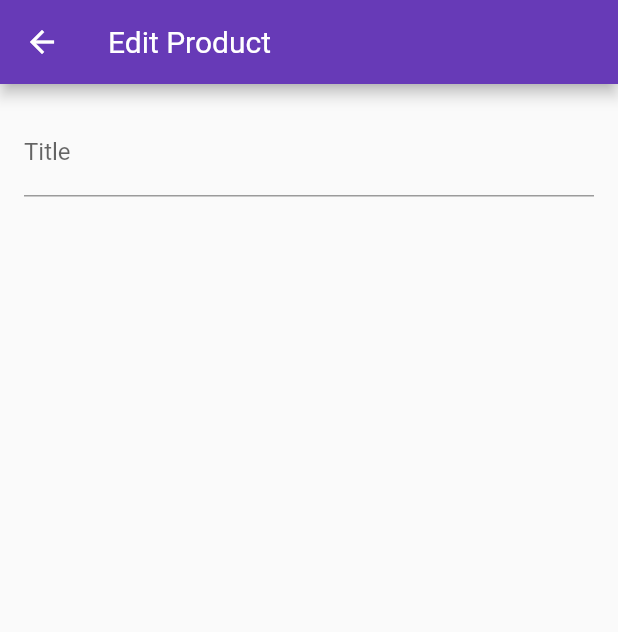
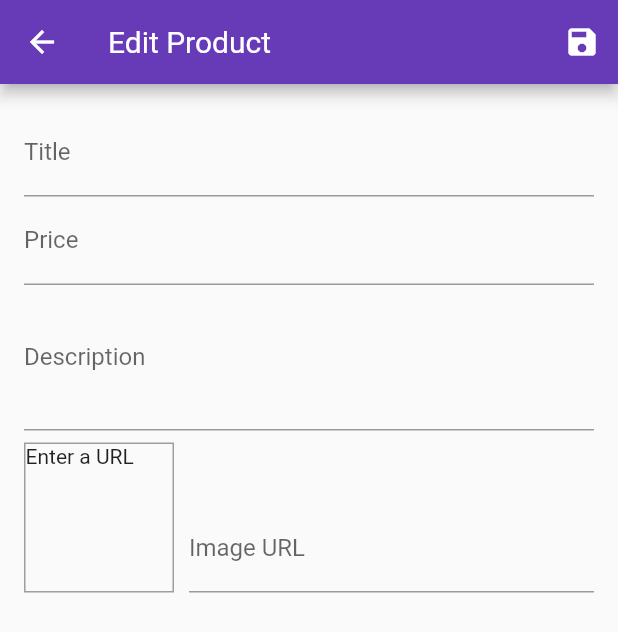
Before and after one commit to viktorvoltz/shop-app, a Flutter app: the EditProductScreen screen opened by its route, on a phone screen of 412 x 824 dp. Shown: the top 632 px of the screen. Run offline on Flutter 3.47's test engine with Material 2 defaults, Android fonts, the phone set to English and light mode, and no system bars; network calls fail.

Commit message:
added the edit-product-screen

```diff
--- a/lib/screens/edit_product_screen.dart
+++ b/lib/screens/edit_product_screen.dart
@@ -1,4 +1,5 @@
 import 'package:flutter/material.dart';
+import '../providers/product.dart';
 
 class EditProductScreen extends StatefulWidget {
   static const routeName = '/edit-product';
@@ -7,15 +8,64 @@ class EditProductScreen extends StatefulWidget {
 }
 
 class _EditProductScreenState extends State<EditProductScreen> {
+  final _priceFocusNode = FocusNode();
+  final _descriptionFocusNode = FocusNode();
+  final _imageUrlController = TextEditingController();
+  final _imageUrlFocusNode = FocusNode();
+  final _form = GlobalKey<FormState>();
+  var _editedProduct =
+      Product(id: null, title: '', price: 0, description: '', imageUrl: '');
+
+  @override
+  void initState() {
+    _imageUrlFocusNode.addListener(_updateImageUrl);
+    super.initState();
+  }
+
+  @override
+  void dispose() {
+    _imageUrlFocusNode.removeListener(_updateImageUrl);
+    _priceFocusNode.dispose();
+    _descriptionFocusNode.dispose();
+    _imageUrlController.dispose();
+    _imageUrlFocusNode.dispose();
+    super.dispose();
+  }
+
+  void _updateImageUrl() {
+    if (!_imageUrlFocusNode.hasFocus) {
+      setState(() {});
+    }
+  }
+
+  void _saveForm() {
+    _form.currentState.save();
+    setState(() {});
+    print(_editedProduct.title);
+    print(_editedProduct.price);
+    print(_editedProduct.description);
+    print(_editedProduct.imageUrl);
+
+  }
+
+
   @override
   Widget build(BuildContext context) {
     return Scaffold(
       appBar: AppBar(
         title: Text('Edit Product'),
+        actions: <Widget>[
+          IconButton(
+            icon: Icon(Icons.save),
+            onPressed: _saveForm,
+          )
+        ],
       ),
       body: Padding(
         padding: const EdgeInsets.all(16.0),
         child: Form(
+          key: _form,
+          autovalidate: true,
           child: ListView(
             children: <Widget>[
               TextFormField(
@@ -23,7 +73,97 @@ class _EditProductScreenState extends State<EditProductScreen> {
                   labelText: 'Title',
                 ),
                 textInputAction: TextInputAction.next,
+                onFieldSubmitted: (_) {
+                  FocusScope.of(context).requestFocus(_priceFocusNode);
+                },
+                onSaved: (value) {
+                  _editedProduct = Product(
+                      title: value,
+                      price: _editedProduct.price,
+                      description: _editedProduct.description,
+                      imageUrl: _editedProduct.imageUrl,
+                      id: null
+                      );
+                },
               ),
+              TextFormField(
+                decoration: InputDecoration(
+                  labelText: 'Price',
+                ),
+                textInputAction: TextInputAction.next,
+                keyboardType: TextInputType.number,
+                onFieldSubmitted: (_) {
+                  FocusScope.of(context).requestFocus(_descriptionFocusNode);
+                },
+                focusNode: _priceFocusNode,
+                onSaved:  (value) {
+                  _editedProduct = Product(
+                      title: _editedProduct.title,
+                      price: double.parse(value),
+                      description: _editedProduct.description,
+                      imageUrl: _editedProduct.imageUrl,
+                      id: null
+                      );
+                },
+              ),
+              TextFormField(
+                decoration: InputDecoration(
+                  labelText: 'Description',
+                ),
+                maxLines: 3,
+                keyboardType: TextInputType.multiline,
+                focusNode: _descriptionFocusNode,
+                onSaved:  (value) {
+                  _editedProduct = Product(
+                      title: _editedProduct.title,
+                      price: _editedProduct.price,
+                      description: value,
+                      imageUrl: _editedProduct.imageUrl,
+                      id: null
+                      );
+                },
+              ),
+              Row(
+                crossAxisAlignment: CrossAxisAlignment.end,
+                children: <Widget>[
+                  Container(
+                      width: 100,
+                      height: 100,
+                      margin: EdgeInsets.only(top: 8, right: 10),
+                      decoration: BoxDecoration(
+                        border: Border.all(width: 1, color: Colors.grey),
+                      ),
+                      child: _imageUrlController.text.isEmpty
+                          ? Text('Enter a URL')
+                          : FittedBox(
+                              child: Image.network(
+                                _imageUrlController.text,
+                                fit: BoxFit.cover,
+                              ),
+                            )),
+                  Expanded(
+                    child: TextFormField(
+                      decoration: InputDecoration(labelText: 'Image URL'),
+                      keyboardType: TextInputType.url,
+                      textInputAction: TextInputAction.done,
+                      controller: _imageUrlController,
+                      focusNode: _imageUrlFocusNode,
+                      onFieldSubmitted: (_) {
+                        _saveForm();
+                      },
+                      onSaved:  (value) {
+                  _editedProduct = Product(
+                      title: _editedProduct.title,
+                      price: _editedProduct.price,
+                      description: _editedProduct.description,
+                      imageUrl: value,
+                      id: null
+                      );
+                },
+                    ),
+                  ),
+                ],
+              )
             ],
           ),
         ),
```
